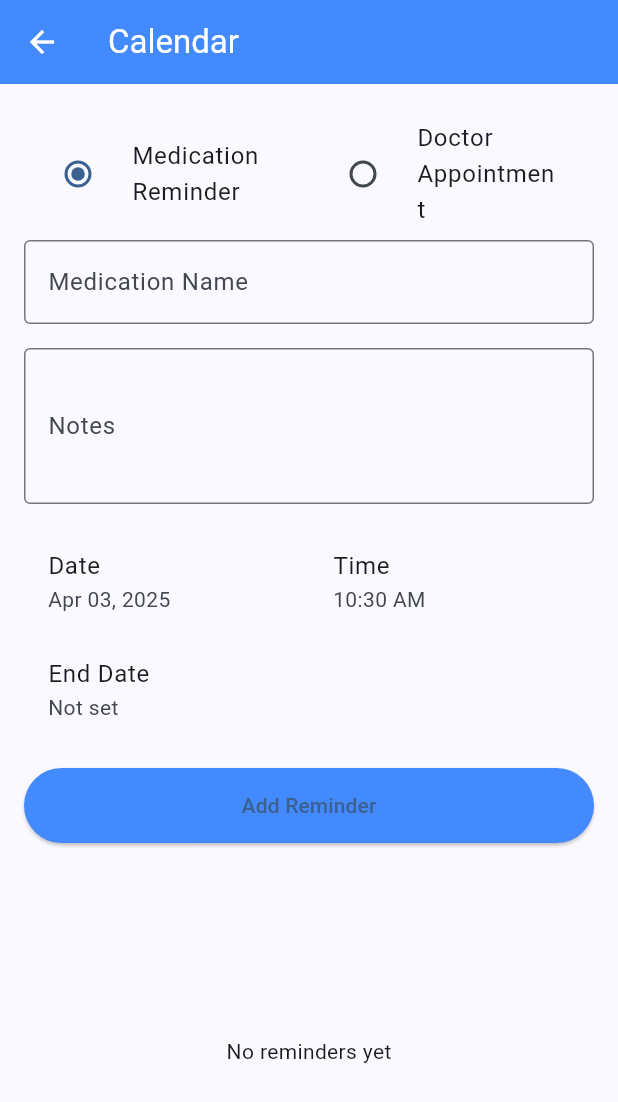
After one commit to chinnu1926/mdbase, a Flutter app: the CalendarScreen screen opened directly, on a phone screen of 412 x 824 dp. The commit adds this screen. Shown: the top 1102 px of the screen. Run offline on Flutter 3.47's test engine with Material 3 defaults, Android fonts, the light colour scheme and no system bars; our stand-ins replace cloud_firestore, firebase_auth, firebase_core, firebase_storage, flutter_slidable, font_awesome_flutter and 5 more; accounts and stored records are empty.

Commit message:
calendar

```diff
--- /dev/null
+++ b/lib/screens/calendar_screen.dart
@@ -0,0 +1,361 @@
+import 'package:flutter/material.dart';
+import 'package:font_awesome_flutter/font_awesome_flutter.dart';
+import 'package:flutter_slidable/flutter_slidable.dart';
+import 'package:intl/intl.dart';
+import 'package:cloud_firestore/cloud_firestore.dart';
+import 'package:firebase_auth/firebase_auth.dart';
+
+class CalendarScreen extends StatefulWidget {
+  const CalendarScreen({Key? key}) : super(key: key);
+
+  @override
+  State<CalendarScreen> createState() {
+    print('Creating CalendarScreen state');
+    return _CalendarScreenState();
+  }
+}
+
+class _CalendarScreenState extends State<CalendarScreen> {
+  final _formKey = GlobalKey<FormState>();
+  bool _isMedicationReminder = true;
+  final _medicationNameController = TextEditingController();
+  final _notesController = TextEditingController();
+  DateTime _selectedDate = DateTime.now();
+  TimeOfDay _selectedTime = TimeOfDay.now();
+  DateTime? _endDate;
+  bool _isLoading = false;
+
+  @override
+  void initState() {
+    super.initState();
+    print('Initializing CalendarScreen');
+  }
+
+  @override
+  void dispose() {
+    _medicationNameController.dispose();
+    _notesController.dispose();
+    super.dispose();
+  }
+
+  Future<void> _selectDate(BuildContext context) async {
+    final DateTime? picked = await showDatePicker(
+      context: context,
+      initialDate: _selectedDate,
+      firstDate: DateTime.now(),
+      lastDate: DateTime.now().add(const Duration(days: 365)),
+    );
+    if (picked != null && picked != _selectedDate) {
+      setState(() {
+        _selectedDate = picked;
+      });
+    }
+  }
+
+  Future<void> _selectEndDate(BuildContext context) async {
+    final DateTime? picked = await showDatePicker(
+      context: context,
+      initialDate: _endDate ?? _selectedDate,
+      firstDate: _selectedDate,
+      lastDate: DateTime.now().add(const Duration(days: 365)),
+    );
+    if (picked != null && picked != _endDate) {
+      setState(() {
+        _endDate = picked;
+      });
+    }
+  }
+
+  Future<void> _selectTime(BuildContext context) async {
+    final TimeOfDay? picked = await showTimePicker(
+      context: context,
+      initialTime: _selectedTime,
+    );
+    if (picked != null && picked != _selectedTime) {
+      setState(() {
+        _selectedTime = picked;
+      });
+    }
+  }
+
+  Future<void> _addReminder() async {
+    if (_formKey.currentState!.validate()) {
+      setState(() {
+        _isLoading = true;
+      });
+
+      try {
+        final user = FirebaseAuth.instance.currentUser;
+        if (user == null) {
+          throw Exception('User not logged in');
+        }
+
+        final reminder = {
+          'name': _medicationNameController.text,
+          'notes': _notesController.text,
+          'date': Timestamp.fromDate(_selectedDate),
+          'time': '${_selectedTime.hour}:${_selectedTime.minute}',
+          'endDate': _endDate != null ? Timestamp.fromDate(_endDate!) : null,
+          'isMedication': _isMedicationReminder,
+          'userId': user.uid,
+          'createdAt': FieldValue.serverTimestamp(),
+        };
+
+        await FirebaseFirestore.instance.collection('reminders').add(reminder);
+
+        _medicationNameController.clear();
+        _notesController.clear();
+        _endDate = null;
+      } catch (e) {
+        ScaffoldMessenger.of(
+          context,
+        ).showSnackBar(SnackBar(content: Text('Error adding reminder: $e')));
+      } finally {
+        setState(() {
+          _isLoading = false;
+        });
+      }
+    }
+  }
+
+  Future<void> _deleteReminder(String reminderId) async {
+    try {
+      await FirebaseFirestore.instance
+          .collection('reminders')
+          .doc(reminderId)
+          .delete();
+    } catch (e) {
+      ScaffoldMessenger.of(
+        context,
+      ).showSnackBar(SnackBar(content: Text('Error deleting reminder: $e')));
+    }
+  }
+
+  @override
+  Widget build(BuildContext context) {
+    print('Building CalendarScreen');
+    final user = FirebaseAuth.instance.currentUser;
+    print('Current user: ${user?.uid}');
+    if (user == null) {
+      print('No user logged in');
+      return const Scaffold(
+        body: Center(child: Text('Please log in to view reminders')),
+      );
+    }
+
+    return Scaffold(
+      appBar: AppBar(
+        title: const Text('Calendar'),
+        backgroundColor: Colors.blueAccent,
+        foregroundColor: Colors.white,
+      ),
+      body: Column(
+        children: [
+          Padding(
+            padding: const EdgeInsets.all(16.0),
+            child: Form(
+              key: _formKey,
+              child: Column(
+                children: [
+                  Row(
+                    children: [
+                      Expanded(
+                        child: RadioListTile<bool>(
+                          title: const Text('Medication Reminder'),
+                          value: true,
+                          groupValue: _isMedicationReminder,
+                          onChanged: (value) {
+                            setState(() {
+                              _isMedicationReminder = value!;
+                            });
+                          },
+                        ),
+                      ),
+                      Expanded(
+                        child: RadioListTile<bool>(
+                          title: const Text('Doctor Appointment'),
+                          value: false,
+                          groupValue: _isMedicationReminder,
+                          onChanged: (value) {
+                            setState(() {
+                              _isMedicationReminder = value!;
+                            });
+                          },
+                        ),
+                      ),
+                    ],
+                  ),
+                  TextFormField(
+                    controller: _medicationNameController,
+                    decoration: InputDecoration(
+                      labelText:
+                          _isMedicationReminder
+                              ? 'Medication Name'
+                              : 'Doctor Name',
+                      border: const OutlineInputBorder(),
+                    ),
+                    validator: (value) {
+                      if (value == null || value.isEmpty) {
+                        return 'Please enter a name';
+                      }
+                      return null;
+                    },
+                  ),
+                  const SizedBox(height: 16),
+                  TextFormField(
+                    controller: _notesController,
+                    decoration: const InputDecoration(
+                      labelText: 'Notes',
+                      border: OutlineInputBorder(),
+                    ),
+                    maxLines: 3,
+                  ),
+                  const SizedBox(height: 16),
+                  Row(
+                    children: [
+                      Expanded(
+                        child: ListTile(
+                          title: const Text('Date'),
+                          subtitle: Text(
+                            DateFormat('MMM dd, yyyy').format(_selectedDate),
+                          ),
+                          onTap: () => _selectDate(context),
+                        ),
+                      ),
+                      Expanded(
+                        child: ListTile(
+                          title: const Text('Time'),
+                          subtitle: Text(_selectedTime.format(context)),
+                          onTap: () => _selectTime(context),
+                        ),
+                      ),
+                    ],
+                  ),
+                  if (_isMedicationReminder) ...[
+                    ListTile(
+                      title: const Text('End Date'),
+                      subtitle: Text(
+                        _endDate != null
+                            ? DateFormat('MMM dd, yyyy').format(_endDate!)
+                            : 'Not set',
+                      ),
+                      onTap: () => _selectEndDate(context),
+                    ),
+                  ],
+                  const SizedBox(height: 16),
+                  ElevatedButton(
+                    onPressed: _isLoading ? null : _addReminder,
+                    style: ElevatedButton.styleFrom(
+                      backgroundColor: Colors.blueAccent,
+                      minimumSize: const Size(double.infinity, 50),
+                    ),
+                    child:
+                        _isLoading
+                            ? const CircularProgressIndicator(
+                              color: Colors.white,
+                            )
+                            : const Text('Add Reminder'),
+                  ),
+                ],
+              ),
+            ),
+          ),
+          Expanded(
+            child: StreamBuilder<QuerySnapshot>(
+              stream:
+                  FirebaseFirestore.instance
+                      .collection('reminders')
+                      .where('userId', isEqualTo: user.uid)
+                      .orderBy('date', descending: false)
+                      .snapshots(),
+              builder: (context, snapshot) {
+                if (snapshot.hasError) {
+                  print('StreamBuilder error: ${snapshot.error}');
+                  return Center(
+                    child: Column(
+                      mainAxisAlignment: MainAxisAlignment.center,
+                      children: [
+                        const Text('Error loading reminders'),
+                        const SizedBox(height: 8),
+                        ElevatedButton(
+                          onPressed: () {
+                            setState(() {});
+                          },
+                          child: const Text('Retry'),
+                        ),
+                      ],
+                    ),
+                  );
+                }
+
+                if (snapshot.connectionState == ConnectionState.waiting) {
+                  return const Center(child: CircularProgressIndicator());
+                }
+
+                final reminders = snapshot.data?.docs ?? [];
+
+                if (reminders.isEmpty) {
+                  return const Center(child: Text('No reminders yet'));
+                }
+
+                return ListView.builder(
+                  itemCount: reminders.length,
+                  itemBuilder: (context, index) {
+                    final reminder =
+                        reminders[index].data() as Map<String, dynamic>;
+                    final reminderId = reminders[index].id;
+                    final date = (reminder['date'] as Timestamp).toDate();
+                    final time = reminder['time'] as String;
+                    final timeParts = time.split(':');
+                    final reminderTime = TimeOfDay(
+                      hour: int.parse(timeParts[0]),
+                      minute: int.parse(timeParts[1]),
+                    );
+
+                    return Slidable(
+                      endActionPane: ActionPane(
+                        motion: const ScrollMotion(),
+                        children: [
+                          SlidableAction(
+                            onPressed: (_) => _deleteReminder(reminderId),
+                            backgroundColor: Colors.red,
+                            foregroundColor: Colors.white,
+                            icon: Icons.delete,
+                            label: 'Delete',
+                          ),
+                        ],
+                      ),
+                      child: ListTile(
+                        leading: Icon(
+                          reminder['isMedication']
+                              ? FontAwesomeIcons.pills
+                              : FontAwesomeIcons.userDoctor,
+                          color: Colors.blueAccent,
+                        ),
+                        title: Text(reminder['name']),
+                        subtitle: Column(
+                          crossAxisAlignment: CrossAxisAlignment.start,
+                          children: [
+                            Text(reminder['notes']),
+                            Text(
+                              '${DateFormat('MMM dd, yyyy').format(date)} at ${reminderTime.format(context)}',
+                            ),
+                            if (reminder['isMedication'] &&
+                                reminder['endDate'] != null)
+                              Text(
+                                'Ends: ${DateFormat('MMM dd, yyyy').format((reminder['endDate'] as Timestamp).toDate())}',
+                              ),
+                          ],
+                        ),
+                      ),
+                    );
+                  },
+                );
+              },
+            ),
+          ),
+        ],
+      ),
+    );
+  }
+}
--- a/pubspec.yaml
+++ b/pubspec.yaml
@@ -44,6 +44,8 @@ dependencies:
   google_sign_in: ^6.3.0
   permission_handler: ^11.3.0
   google_generative_ai: ^0.2.0
+  flutter_slidable: ^3.0.1
+  intl: ^0.19.0
 
 dev_dependencies:
   flutter_test:
```
Also changed, not shown: lib/main.dart (+16 -3 lines), lib/screens/home_screen.dart (+6 -2 lines), lib/screens/login_screen.dart (+43 -8 lines), pubspec.lock.
